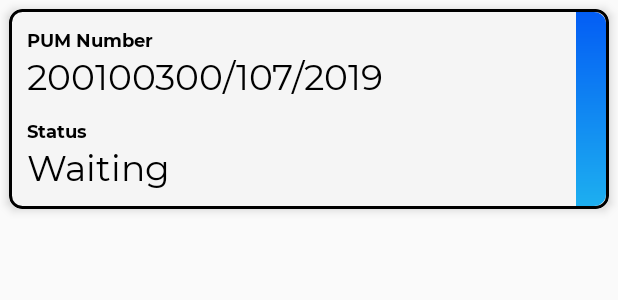
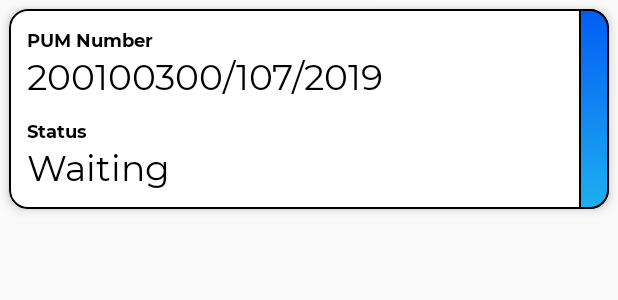
Before and after one commit to hudipo/pumidm19, an Android app: the layout item_adapter_status.xml on its own in the app's theme, with its tools: preview values and no code run, on a phone screen of 412 x 824 dp. Shown: the top 300 px of the screen. Run offline under Robolectric (Android 15) with nearby library versions, the phone set to English and light mode, and no system bars; network calls fail.

Commit message:
features/status initial commit

```diff
--- a/app/src/main/java/com/hudipo/pum_indomaret/features/status/presenter/StatusPresenterImpl.java
+++ b/app/src/main/java/com/hudipo/pum_indomaret/features/status/presenter/StatusPresenterImpl.java
@@ -26,6 +26,8 @@ public class StatusPresenterImpl implements StatusContract.StatusPresenter, Stat
 
     @Override
     public void getStatusList() {
+        Log.d("presenter","getStatList");
+        view.showLoading();
         interactor.getStatusList(this);
     }
 
@@ -43,6 +45,7 @@ public class StatusPresenterImpl implements StatusContract.StatusPresenter, Stat
 
     @Override
     public void onFailure(Throwable t) {
+        view.hideLoading();
         view.toast(t.getMessage());
     }
 }
--- a/app/src/main/res/drawable/gradient_waiting.xml
+++ b/app/src/main/res/drawable/gradient_waiting.xml
@@ -9,7 +9,9 @@
         android:angle="270"/>
 
     <corners
-        android:topRightRadius="8dp"
-        android:bottomRightRadius="8dp"/>
+        android:topRightRadius="@dimen/dp12"
+        android:bottomRightRadius="@dimen/dp12"/>
 
+    <stroke android:width="1dp"
+        android:color="@color/black"/>
 </shape>
--- a/app/src/main/res/layout/item_adapter_status.xml
+++ b/app/src/main/res/layout/item_adapter_status.xml
@@ -4,13 +4,13 @@
     android:layout_width="match_parent"
     android:layout_height="wrap_content"
     android:layout_margin="@dimen/dp6"
-    app:cardCornerRadius="@dimen/main_corner"
+    app:cardCornerRadius="@dimen/dp12"
     app:cardElevation="@dimen/card_elevation">
 
     <androidx.constraintlayout.widget.ConstraintLayout
         android:layout_width="match_parent"
         android:layout_height="wrap_content"
-        android:background="@drawable/bg_rounded_border_black_solid_black"
+        android:background="@drawable/bg_approval_item"
         app:layout_constraintBottom_toBottomOf="parent"
         app:layout_constraintEnd_toStartOf="@id/bgStatus"
         app:layout_constraintStart_toStartOf="parent"
@@ -67,7 +67,6 @@
             android:id="@+id/bgStatus"
             android:layout_width="20dp"
             android:layout_height="0dp"
-            android:layout_margin="2dp"
             android:background="@drawable/gradient_waiting"
             app:layout_constraintBottom_toBottomOf="parent"
             app:layout_constraintEnd_toEndOf="parent"
```
Also changed, not shown: app/src/main/java/com/hudipo/pum_indomaret/features/status/StatusActivity.java (+10 -2 lines), app/src/main/java/com/hudipo/pum_indomaret/features/status/adapter/StatusAdapter.java (+49 -6 lines), app/src/main/java/com/hudipo/pum_indomaret/features/status/model/StatusInteractorImpl.java (+5 -2 lines), app/src/main/java/com/hudipo/pum_indomaret/networking/PumApiServices.java (+6 -2 lines).
